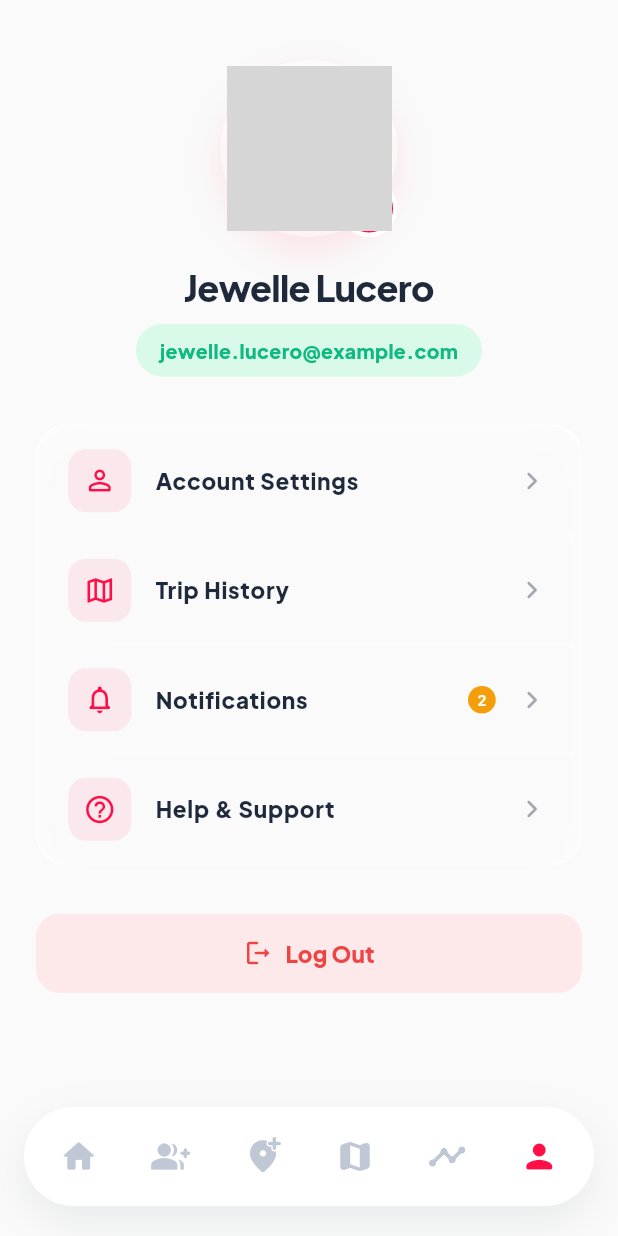
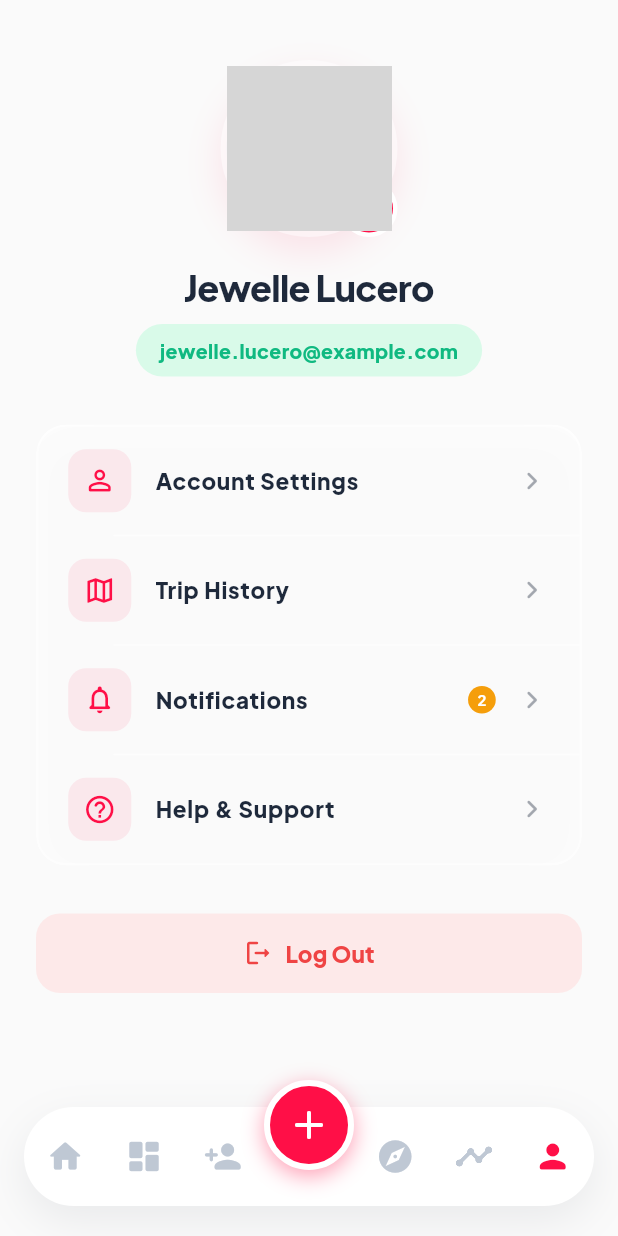
Before and after one commit to wejelle/taralets, a Flutter app: the screen it shows after launch, after a tap on the "person" icon, on a phone screen of 412 x 824 dp. Run offline on Flutter 3.47's test engine with Material 3 defaults, Android fonts, the phone set to English and light mode, and no system bars; our stand-ins replace google_fonts; network calls fail; grey boxes are pictures that could not be loaded.

Commit message:
FIXED NAV BAR AND HOMESCREEN

```diff
--- a/lib/main.dart
+++ b/lib/main.dart
@@ -4,6 +4,7 @@ import 'package:google_fonts/google_fonts.dart';
 import 'constants/colors.dart';
 import 'screens/dashboard_screen.dart';
 import 'screens/invite_screen.dart';
+import 'screens/home_screen.dart';
 import 'screens/discover_screen.dart';
 import 'screens/timeline_screen.dart';
 import 'screens/initialization_screen.dart';
@@ -108,7 +109,9 @@ class _MainShellState extends State<MainShell> {
             ? 'You are now on your way! 🚗'
             // ── Pinalitan ang "Pending" ng mas akmang mensahe ──
             : 'Travel status canceled. You are back on standby.'),
-        backgroundColor: _isReady ? AppColors.teal : AppColors.captionText, // Iba na rin ang kulay pag cancel
+        backgroundColor: _isReady
+            ? AppColors.teal
+            : AppColors.captionText, // Iba na rin ang kulay pag cancel
         behavior: SnackBarBehavior.floating,
         shape: RoundedRectangleBorder(borderRadius: BorderRadius.circular(12)),
         margin: const EdgeInsets.all(16),
@@ -117,6 +120,7 @@ class _MainShellState extends State<MainShell> {
   }
 
   List<Widget> get _screens => [
+        const HomeScreen(),
         DashboardScreen(
           tripName: widget.tripName,
           location: widget.location,
@@ -151,8 +155,13 @@ class _MainShellState extends State<MainShell> {
       ),
       extendBody: true,
       bottomNavigationBar: SafeArea(
-        child: Container(
-          height: 66, // Standard height para sa navigation bar
+        child: Stack(
+          clipBehavior: Clip.none,
+          alignment: Alignment.center,
+          children: [
+            // ── STANDARD NAVIGATION BAR (6 TABS) ──
+            Container(
+              height: 66,
               margin: const EdgeInsets.only(left: 16, right: 16, bottom: 20),
               decoration: BoxDecoration(
                 color: Colors.white,
@@ -168,38 +177,79 @@ class _MainShellState extends State<MainShell> {
               child: Row(
                 mainAxisAlignment: MainAxisAlignment.spaceEvenly,
                 children: [
+                  // Kaliwa (Indices 0, 1, 2)
                   _NavBarIcon(
-                icon: Icons.home_rounded,
+                    icon: Icons.home_rounded, // Home
                     isSelected: _currentIndex == 0,
                     onTap: () => _onTap(0),
                   ),
                   _NavBarIcon(
-                icon: Icons.group_add_rounded,
+                    icon: Icons.dashboard_rounded, // Dashboard
                     isSelected: _currentIndex == 1,
                     onTap: () => _onTap(1),
                   ),
                   _NavBarIcon(
-                icon: Icons.add_location_alt_rounded,
+                    icon: Icons.person_add_rounded, // Invite
                     isSelected: _currentIndex == 2,
                     onTap: () => _onTap(2),
                   ),
+
+                  // ── SPACE PARA SA FLOATING BUTTON ──
+                  const SizedBox(width: 60),
+
+                  // Kanan (Indices 4, 5, 6)
                   _NavBarIcon(
-                icon: Icons.map_rounded,
-                isSelected: _currentIndex == 3,
-                onTap: () => _onTap(3),
-              ),
-              _NavBarIcon(
-                icon: Icons.timeline_rounded,
+                    icon: Icons.explore_rounded, // Discover (Map)
                     isSelected: _currentIndex == 4,
                     onTap: () => _onTap(4),
                   ),
                   _NavBarIcon(
-                icon: Icons.person_rounded,
+                    icon: Icons.timeline_rounded, // Timeline
                     isSelected: _currentIndex == 5,
                     onTap: () => _onTap(5),
                   ),
+                  _NavBarIcon(
+                    icon: Icons.person_rounded, // Profile
+                    isSelected: _currentIndex == 6,
+                    onTap: () => _onTap(6),
+                  ),
                 ],
               ),
+            ),
+
+            // ── FLOATING BUTTON (Initialization Screen - Index 3) ──
+            Positioned(
+              bottom: 44, // Inaangat natin para lumutang sa ibabaw ng container
+              child: GestureDetector(
+                onTap: () => _onTap(3), // Mapupunta sa InitializationScreen
+                child: Container(
+                  height: 60,
+                  width: 60,
+                  decoration: BoxDecoration(
+                    color: AppColors.primary,
+                    shape: BoxShape.circle,
+                    boxShadow: [
+                      BoxShadow(
+                        color: AppColors.primary.withOpacity(0.4),
+                        blurRadius: 12,
+                        offset: const Offset(0, 4),
+                      )
+                    ],
+                    border: Border.all(
+                      color: Colors.white,
+                      width: 4, // Nagbibigay ng clean cutout effect
+                    ),
+                  ),
+                  child: const Icon(
+                    Icons
+                        .add_rounded, // Pwede mo rin palitan ng flight_takeoff_rounded
+                    color: Colors.white,
+                    size: 32,
+                  ),
+                ),
+              ),
+            ),
+          ],
         ),
       ),
     );
@@ -228,7 +278,9 @@ class _NavBarIcon extends StatelessWidget {
         padding: const EdgeInsets.symmetric(horizontal: 12, vertical: 12),
         child: Icon(
           icon,
-          color: isSelected ? AppColors.primary : AppColors.captionText.withOpacity(0.6),
+          color: isSelected
+              ? AppColors.primary
+              : AppColors.captionText.withOpacity(0.6),
           size: 26,
         ),
       ),
--- a/lib/screens/home_screen.dart
+++ b/lib/screens/home_screen.dart
@@ -1,4 +1,3 @@
-import 'dart:ui';
 import 'package:flutter/material.dart';
 import '../constants/colors.dart';
 import 'initialization_screen.dart';
@@ -9,31 +8,10 @@ class HomeScreen extends StatelessWidget {
   @override
   Widget build(BuildContext context) {
     return Scaffold(
-      backgroundColor: Colors.white,
-      body: Stack(
-        children: [
-          // ── GLOBAL THEME BACKGROUND ──
-          Positioned.fill(
-            child: Container(
-                decoration: const BoxDecoration(
-                    gradient: AppColors.globalThemeGradient)),
-          ),
-          Positioned(
-            top: -50,
-            right: -30,
-            child: CircleAvatar(
-                radius: 130, backgroundColor: Colors.white.withOpacity(0.35)),
-          ),
-          Positioned(
-            bottom: 100,
-            left: -60,
-            child: CircleAvatar(
-                radius: 110,
-                backgroundColor: AppColors.primaryLight.withOpacity(0.25)),
-          ),
-
-          SafeArea(
-            child: Padding(
+      // Malinis na background na kapareho ng sa Initialization Screen
+      backgroundColor: const Color(0xFFF7F9FA),
+      body: SafeArea(
+        child: SingleChildScrollView(
           padding: const EdgeInsets.all(24.0),
           child: Column(
             crossAxisAlignment: CrossAxisAlignment.start,
@@ -53,19 +31,21 @@ class HomeScreen extends StatelessWidget {
                       fontWeight: FontWeight.w600)),
               const SizedBox(height: 40),
 
-                  // Empty State
-                  ClipRRect(
-                    borderRadius: BorderRadius.circular(20),
-                    child: BackdropFilter(
-                      filter: ImageFilter.blur(sigmaX: 10, sigmaY: 10),
-                      child: Container(
+              // ── Modern, Solid Empty State Card ──
+              Container(
                 width: double.infinity,
                 padding: const EdgeInsets.all(32),
                 decoration: BoxDecoration(
-                          color: Colors.white.withOpacity(0.6),
+                  color: Colors.white,
                   borderRadius: BorderRadius.circular(20),
-                          border: Border.all(
-                              color: Colors.white.withOpacity(0.8), width: 1.5),
+                  border:
+                      Border.all(color: const Color(0xFFE5E7EB), width: 1.5),
+                  boxShadow: const [
+                    BoxShadow(
+                        color: Colors.black12,
+                        blurRadius: 10,
+                        offset: Offset(0, 4))
+                  ],
                 ),
                 child: const Column(
                   children: [
@@ -78,18 +58,16 @@ class HomeScreen extends StatelessWidget {
                             fontSize: 18,
                             fontWeight: FontWeight.w900)),
                     SizedBox(height: 6),
-                            Text(
-                                "You don't have any ongoing meetups right now.",
+                    Text("You don't have any ongoing meetups right now.",
                         textAlign: TextAlign.center,
-                                style: TextStyle(
-                                    color: AppColors.bodyText, fontSize: 14)),
+                        style:
+                            TextStyle(color: AppColors.bodyText, fontSize: 14)),
                   ],
-                        ),
-                      ),
                 ),
               ),
               const SizedBox(height: 32),
 
+              // ── Action Cards ──
               _buildActionCard(
                 context: context,
                 title: 'Plan a New Meetup',
@@ -100,8 +78,7 @@ class HomeScreen extends StatelessWidget {
                   Navigator.push(
                       context,
                       MaterialPageRoute(
-                              builder: (context) =>
-                                  const InitializationScreen()));
+                          builder: (context) => const InitializationScreen()));
                 },
               ),
               const SizedBox(height: 16),
@@ -111,14 +88,13 @@ class HomeScreen extends StatelessWidget {
                 title: 'Join a Group',
                 subtitle: 'Enter a room code from a friend',
                 icon: Icons.meeting_room_rounded,
-                    color: AppColors.secondary,
+                color: AppColors
+                    .secondary, // Siguraduhing may AppColors.secondary ka, kung wala, pwede mong gawing AppColors.primaryLight
                 onTap: () => _showJoinDialog(context),
               ),
             ],
           ),
         ),
-          ),
-        ],
       ),
     );
   }
@@ -132,19 +108,15 @@ class HomeScreen extends StatelessWidget {
       required VoidCallback onTap}) {
     return GestureDetector(
       onTap: onTap,
-      child: ClipRRect(
-        borderRadius: BorderRadius.circular(16),
-        child: BackdropFilter(
-          filter: ImageFilter.blur(sigmaX: 8, sigmaY: 8),
       child: Container(
         padding: const EdgeInsets.all(20),
         decoration: BoxDecoration(
-              color: Colors.white.withOpacity(0.8),
+          color: Colors.white,
           borderRadius: BorderRadius.circular(16),
-              border: Border.all(color: Colors.white, width: 1.5),
+          border: Border.all(color: const Color(0xFFE5E7EB), width: 1.5),
           boxShadow: [
             BoxShadow(
-                    color: color.withOpacity(0.1),
+                color: color.withOpacity(0.08),
                 blurRadius: 12,
                 offset: const Offset(0, 4))
           ],
@@ -182,8 +154,6 @@ class HomeScreen extends StatelessWidget {
           ],
         ),
       ),
-        ),
-      ),
     );
   }
 
@@ -202,7 +172,9 @@ class HomeScreen extends StatelessWidget {
             fillColor: Colors.white,
             border: OutlineInputBorder(
                 borderRadius: BorderRadius.circular(12),
-                borderSide: const BorderSide(color: AppColors.divider)),
+                borderSide: const BorderSide(
+                    color: AppColors
+                        .divider)), // Kung wala ang AppColors.divider, pwede itong const Color(0xFFE5E7EB)
           ),
         ),
         actions: [
--- a/lib/screens/login_screen.dart
+++ b/lib/screens/login_screen.dart
@@ -2,6 +2,7 @@ import 'package:flutter/material.dart';
 import '../constants/colors.dart';
 import '../main.dart'; // Para ma-access ang MainShell natin
 import 'register_screen.dart';
+import 'home_screen.dart'; // Idagdag ito para ma-access ang HomeScreen
 
 class LoginScreen extends StatefulWidget {
   const LoginScreen({super.key});
@@ -23,7 +24,8 @@ class _LoginScreenState extends State<LoginScreen> {
       setState(() => _isLoading = true);
       Future.delayed(const Duration(seconds: 1), () {
         if (mounted) {
-          // BAGO: Diretso na sa MainShell para seamless ang flow!
+          // Ibalik sa MainShell. Dahil _currentIndex = 0 sa MainShell,
+          // sa HomeScreen pa rin ang labas nito pero may bottom nav na!
           Navigator.pushReplacement(
             context,
             MaterialPageRoute(builder: (context) => const MainShell()),
```
Lines whose indentation alone changed are shown as unchanged.
